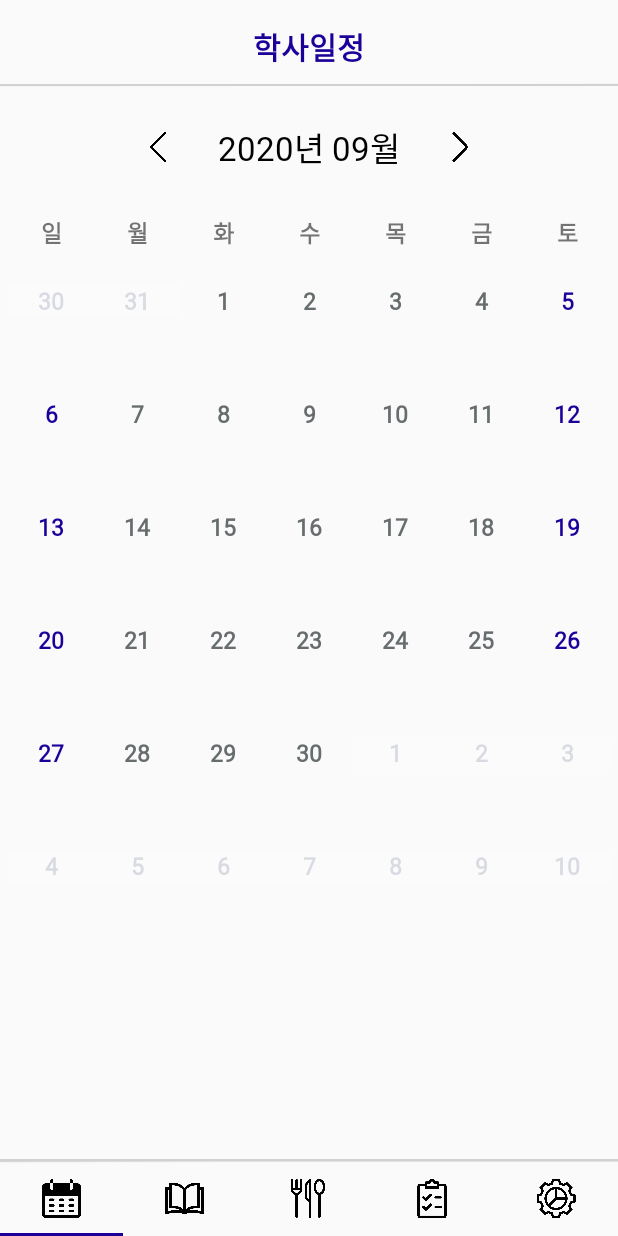
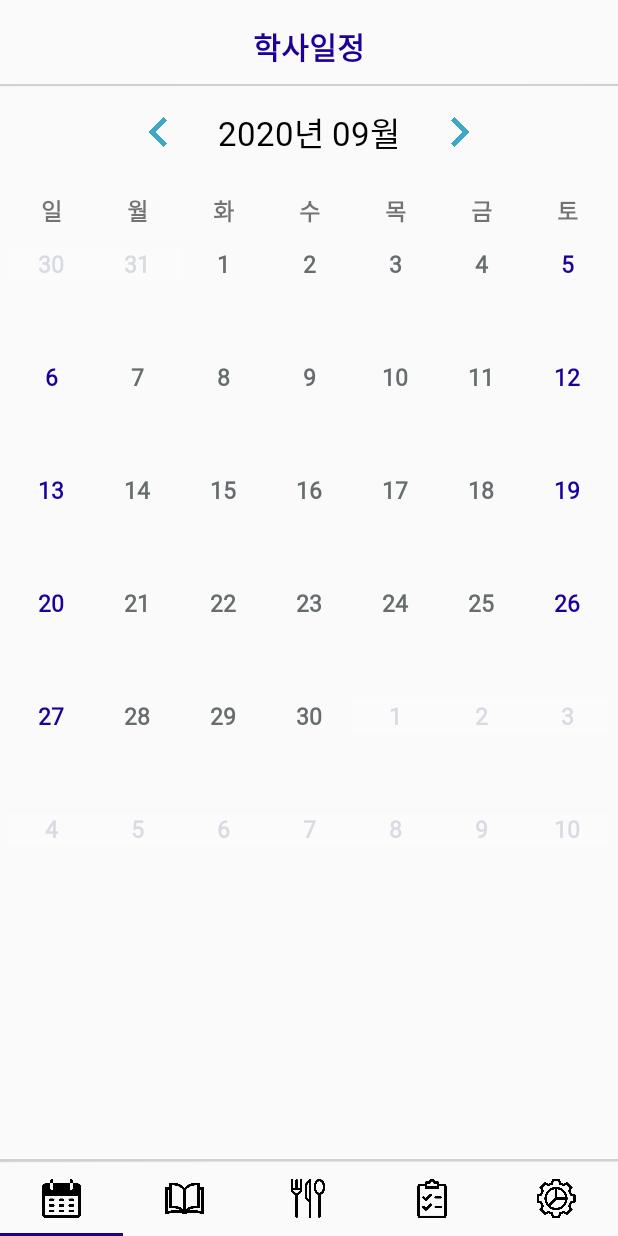
Before and after one commit to noion0511/MealService, an Android app: the screen it shows after launch (MainActivity), on a phone screen of 412 x 824 dp. Run offline under Robolectric (Android 15) with nearby library versions, the phone set to English and light mode, and no system bars; network calls fail.

Commit message:
급식 아이템 개수/ 달력 레이아웃 수정

```diff
--- a/school_lunch/app/src/main/java/com/example/school_lunch/Fragment/MealServiceF.kt
+++ b/school_lunch/app/src/main/java/com/example/school_lunch/Fragment/MealServiceF.kt
@@ -113,8 +113,8 @@ class MealServiceF : Fragment() {
         } else {
             0
         }
-        val to = if (nowItemIndex + 2 < result.size) {
-            nowItemIndex + 2
+        val to = if (nowItemIndex + 3 < result.size) {
+            nowItemIndex + 3
         } else {
             result.size
         }
--- a/school_lunch/app/src/main/java/com/example/school_lunch/Fragment/NoticeF.kt
+++ b/school_lunch/app/src/main/java/com/example/school_lunch/Fragment/NoticeF.kt
@@ -66,7 +66,7 @@ class NoticeF : Fragment() {
                 val urlCode = numberList[1].value
                 val realUrl = "http://jungang.jje.hs.kr/jungang-h/0201/board/16395/$urlCode"
                 if(number==""){
-                    NoticeItem("[공지]",title,writer,day,realUrl)
+                    NoticeItem(" [공지] ",title,writer,day,realUrl)
                 }
                 else{
                     NoticeItem(number,title,writer,day,realUrl)
--- a/school_lunch/app/src/main/res/layout/fragment_academic_calendar.xml
+++ b/school_lunch/app/src/main/res/layout/fragment_academic_calendar.xml
@@ -17,8 +17,7 @@
             android:layout_width="match_parent"
             android:layout_height="wrap_content"
             android:gravity="center"
-            android:orientation="vertical"
-            android:layout_marginTop="10dp">
+            android:orientation="vertical">
 
             <LinearLayout
                 android:layout_width="wrap_content"
@@ -35,7 +34,8 @@
                     android:layout_gravity="center"
                     android:layout_weight="1"
                     android:gravity="center"
-                    android:src="@drawable/left" />
+                    android:src="@drawable/left"
+                    android:tint="@color/blueColor3" />
 
                 <TextView
                     android:id="@+id/fg_cal_month"
@@ -59,7 +59,8 @@
                     android:layout_weight="1"
                     android:gravity="center"
                     android:src="@drawable/right"
-                    android:textSize="15sp" />
+                    android:textSize="15sp"
+                    android:tint="@color/blueColor3"/>
             </LinearLayout>
 
             <!--            <View-->
@@ -78,7 +79,7 @@
             android:background="@color/gray"
             android:layout_marginRight="10dp"
             android:layout_marginLeft="10dp"
-            android:layout_marginTop="10dp"
+            android:layout_marginTop="5dp"
             android:layout_marginBottom="10dp"/>
 
         <LinearLayout
@@ -93,7 +94,7 @@
                 android:layout_height="30dp"
                 android:layout_marginLeft="5dp"
                 android:layout_marginRight="5dp"
-                android:layout_marginBottom="20dp"
+                android:layout_marginBottom="10dp"
                 android:gravity="center"
                 android:orientation="horizontal">
 
--- a/school_lunch/app/src/main/res/layout/fragment_infomation.xml
+++ b/school_lunch/app/src/main/res/layout/fragment_infomation.xml
@@ -59,7 +59,7 @@
             android:layout_marginEnd="5dp"
             android:layout_marginBottom="10dp"
             android:layout_weight="1"
-            android:background="@color/blueColor4"
+            android:background="@color/blueColor5"
             android:fontFamily="@font/cafe24dangdanghae"
             android:text="@string/save"
             android:textSize="17sp"
--- a/school_lunch/app/src/main/res/layout/fragment_notice.xml
+++ b/school_lunch/app/src/main/res/layout/fragment_notice.xml
@@ -8,7 +8,8 @@
     <LinearLayout
         android:layout_width="match_parent"
         android:layout_height="match_parent"
-        android:orientation="vertical">
+        android:orientation="vertical"
+        tools:ignore="UselessParent">
 
         <androidx.recyclerview.widget.RecyclerView
             android:id="@+id/notice_rv_list"
```
Also changed, not shown: school_lunch/app/src/main/java/com/example/school_lunch/Adapter/NoticeAdapter.kt (+4 -5 lines), school_lunch/app/src/main/res/layout/notice_item.xml (+6 -5 lines), school_lunch/app/src/main/res/drawable-v24/left.png, school_lunch/app/src/main/res/drawable-v24/right.png.
